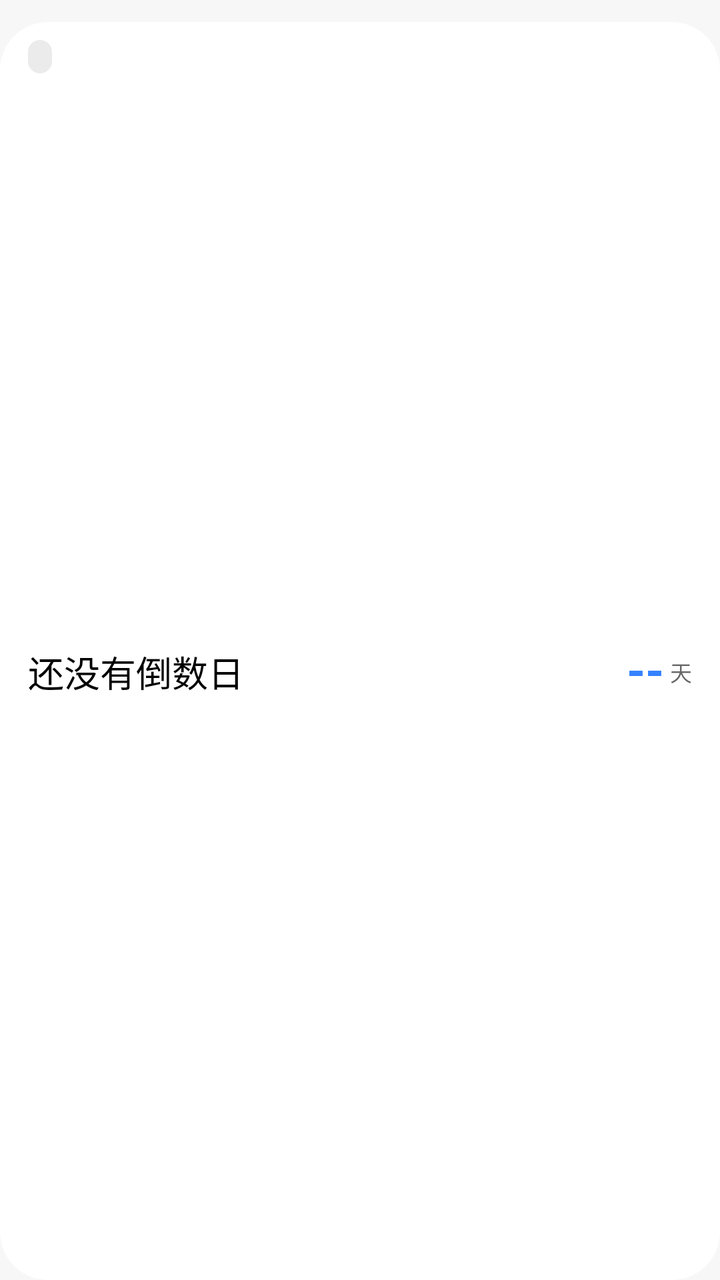
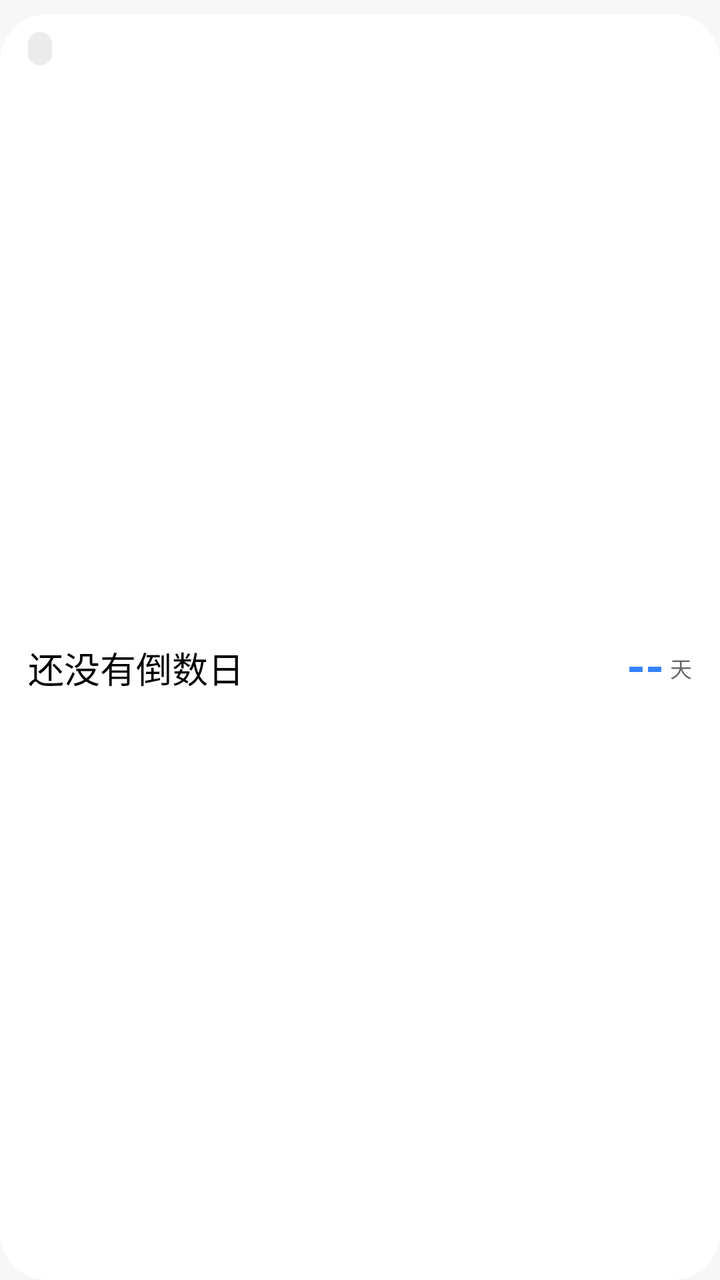

An Android layout rendered at two revisions. The XML below is the earlier revision; the diff shows what the commit changed to produce the second picture.
<!-- AndroidManifest.xml: application theme Theme.HyperMatter -->
<!-- res/layout/widget_minimal.xml -->
<?xml version="1.0" encoding="utf-8"?>
<LinearLayout xmlns:android="http://schemas.android.com/apk/res/android"
    android:id="@+id/widget_root"
    android:layout_width="match_parent"
    android:layout_height="match_parent"
    android:gravity="center_horizontal"
    android:orientation="vertical">

    <LinearLayout
        android:id="@+id/widget_minimal_box"
        android:layout_width="match_parent"
        android:layout_height="match_parent"
        android:layout_marginTop="11dp"
        android:background="@drawable/widget_bg"
        android:orientation="vertical"
        android:paddingStart="14dp"
        android:paddingTop="8dp"
        android:paddingEnd="14dp"
        android:paddingBottom="8dp">

    <LinearLayout
        android:layout_width="match_parent"
        android:layout_height="wrap_content"
        android:gravity="center_vertical"
        android:orientation="horizontal">

        <TextView
            android:id="@+id/widget_tag"
            android:layout_width="wrap_content"
            android:layout_height="wrap_content"
            android:background="@drawable/widget_tag_bg"
            android:paddingStart="6dp"
            android:paddingTop="1dp"
            android:paddingEnd="6dp"
            android:paddingBottom="2dp"
            android:text=""
            android:textColor="@color/widget_text_secondary"
            android:textSize="10sp" />

        <TextView
            android:layout_width="0dp"
            android:layout_height="wrap_content"
            android:layout_weight="1"
            android:text="" />

        <TextView
            android:id="@+id/widget_today"
            android:layout_width="wrap_content"
            android:layout_height="wrap_content"
            android:ellipsize="end"
            android:maxLines="1"
            android:text=""
            android:textColor="@color/widget_text_secondary"
            android:textSize="10sp" />
    </LinearLayout>

    <LinearLayout
        android:layout_width="match_parent"
        android:layout_height="0dp"
        android:layout_marginTop="2dp"
        android:layout_weight="1"
        android:gravity="center_vertical"
        android:orientation="horizontal">

        <TextView
            android:id="@+id/widget_title"
            android:layout_width="0dp"
            android:layout_height="wrap_content"
            android:layout_marginEnd="8dp"
            android:layout_weight="1"
            android:ellipsize="end"
            android:fontFamily="sans-serif-medium"
            android:maxLines="1"
            android:text="@string/widget_empty_title"
            android:textColor="@color/widget_text_primary"
            android:textSize="18sp" />

        <TextView
            android:id="@+id/widget_days"
            android:layout_width="wrap_content"
            android:layout_height="wrap_content"
            android:fontFamily="sans-serif"
            android:includeFontPadding="false"
            android:text="--"
            android:textColor="@color/widget_accent"
            android:textSize="24sp"
            android:textStyle="bold" />

        <TextView
            android:id="@+id/widget_days_unit"
            android:layout_width="wrap_content"
            android:layout_height="wrap_content"
            android:layout_marginStart="3dp"
            android:includeFontPadding="false"
            android:text="天"
            android:textColor="@color/widget_text_secondary"
            android:textSize="11sp" />
    </LinearLayout>
    </LinearLayout>
</LinearLayout>
<!-- resources referenced by this layout -->
<resources>
  <color name="widget_accent">#FF3482FF</color>
  <color name="widget_text_primary">#FF000000</color>
  <color name="widget_text_secondary">#99000000</color>
  <!-- drawable widget_bg (drawable) -->
  <?xml version="1.0" encoding="utf-8"?>
  <shape xmlns:android="http://schemas.android.com/apk/res/android">
      <solid android:color="@color/widget_bg" />
      <corners android:radius="24dp" />
  </shape>
  <!-- drawable widget_tag_bg (drawable) -->
  <?xml version="1.0" encoding="utf-8"?>
  <shape xmlns:android="http://schemas.android.com/apk/res/android"
      android:shape="rectangle">
      <solid android:color="@color/widget_tag_bg" />
      <corners android:radius="10dp" />
  </shape>
  <string name="widget_empty_title">还没有倒数日</string>
  <style name="Theme.HyperMatter" parent="android:Theme.Material.NoActionBar">
          <item name="android:statusBarColor">@android:color/transparent</item>
          <item name="android:windowLightStatusBar">true</item>
          <item name="android:navigationBarColor">@android:color/transparent</item>
          
          <item name="android:windowBackground">#FFF7F7F7</item>
          <item name="android:windowSplashScreenBackground">#FFF7F7F7</item>
      </style>
  <color name="widget_bg">#FFFFFFFF</color>
  <color name="widget_tag_bg">#14000000</color>
</resources>

<!-- the commit's change to res/layout/widget_minimal.xml (unified diff, before → after) -->
@@ -10,7 +10,7 @@
         android:id="@+id/widget_minimal_box"
         android:layout_width="match_parent"
         android:layout_height="match_parent"
-        android:layout_marginTop="11dp"
+        android:layout_marginTop="7dp"
         android:background="@drawable/widget_bg"
         android:orientation="vertical"
         android:paddingStart="14dp"
